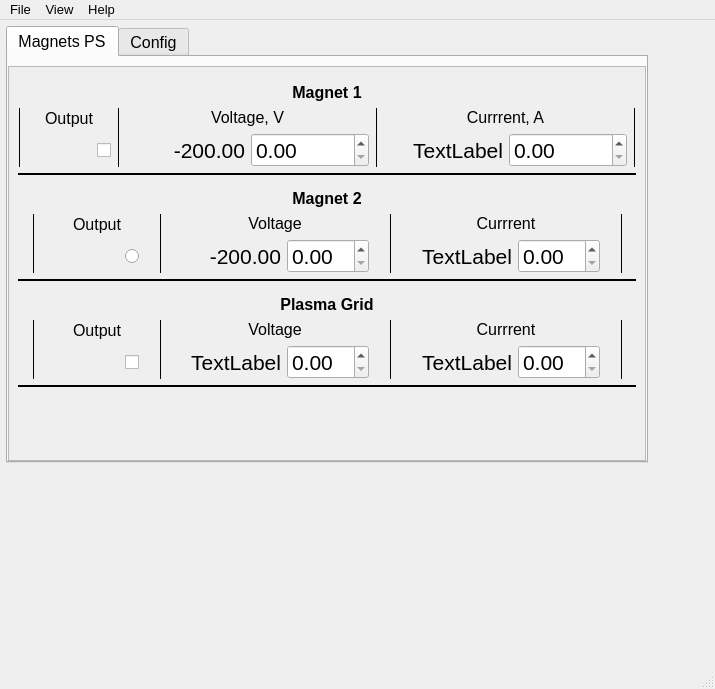
The window that Magnets_UI.ui (salinsalins/TDKLambda) describes before a commit, drawn with Qt 5.
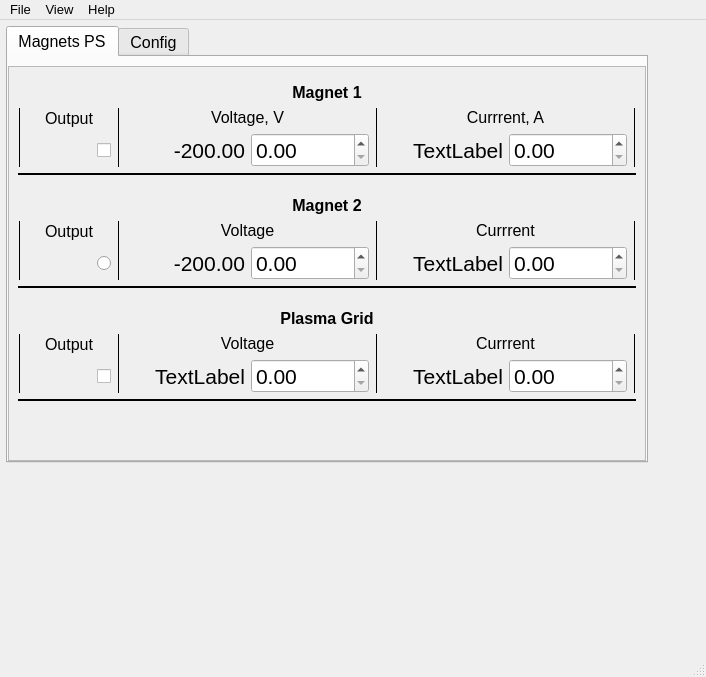
The same window after the commit. Icons and pictures are not drawn.

Diff of the .ui file:
```diff
--- a/Magnets_UI.ui
+++ b/Magnets_UI.ui
@@ -6,8 +6,8 @@
    <rect>
     <x>0</x>
     <y>0</y>
-    <width>715</width>
-    <height>689</height>
+    <width>706</width>
+    <height>677</height>
    </rect>
   </property>
   <property name="sizePolicy">
@@ -114,13 +114,16 @@
           <property name="widgetResizable">
            <bool>true</bool>
           </property>
+          <property name="alignment">
+           <set>Qt::AlignLeading|Qt::AlignLeft|Qt::AlignTop</set>
+          </property>
           <widget class="QWidget" name="scrollAreaWidgetContents">
            <property name="geometry">
             <rect>
              <x>0</x>
              <y>0</y>
-             <width>695</width>
-             <height>553</height>
+             <width>686</width>
+             <height>541</height>
             </rect>
            </property>
            <layout class="QVBoxLayout" name="verticalLayout">
@@ -779,6 +782,9 @@
                  </property>
                 </widget>
                </item>
+              </layout>
+             </widget>
+            </item>
                <item>
                 <widget class="QFrame" name="frame_70">
                  <property name="sizePolicy">
@@ -901,11 +907,23 @@
                         <item>
                          <widget class="QFrame" name="frame_73">
                           <property name="sizePolicy">
-                           <sizepolicy hsizetype="Preferred" vsizetype="Preferred">
+                        <sizepolicy hsizetype="Minimum" vsizetype="Preferred">
                             <horstretch>0</horstretch>
                             <verstretch>0</verstretch>
                            </sizepolicy>
                           </property>
+                       <property name="minimumSize">
+                        <size>
+                         <width>80</width>
+                         <height>0</height>
+                        </size>
+                       </property>
+                       <property name="baseSize">
+                        <size>
+                         <width>80</width>
+                         <height>0</height>
+                        </size>
+                       </property>
                           <property name="frameShape">
                            <enum>QFrame::NoFrame</enum>
                           </property>
@@ -1060,11 +1078,23 @@
                         <item>
                          <widget class="QFrame" name="frame_75">
                           <property name="sizePolicy">
-                           <sizepolicy hsizetype="Preferred" vsizetype="Preferred">
+                        <sizepolicy hsizetype="Minimum" vsizetype="Preferred">
                             <horstretch>0</horstretch>
                             <verstretch>0</verstretch>
                            </sizepolicy>
                           </property>
+                       <property name="minimumSize">
+                        <size>
+                         <width>243</width>
+                         <height>0</height>
+                        </size>
+                       </property>
+                       <property name="baseSize">
+                        <size>
+                         <width>243</width>
+                         <height>0</height>
+                        </size>
+                       </property>
                           <property name="frameShape">
                            <enum>QFrame::NoFrame</enum>
                           </property>
@@ -1206,11 +1236,23 @@
                         <item>
                          <widget class="QFrame" name="frame_77">
                           <property name="sizePolicy">
-                           <sizepolicy hsizetype="Preferred" vsizetype="Preferred">
+                        <sizepolicy hsizetype="Minimum" vsizetype="Preferred">
                             <horstretch>0</horstretch>
                             <verstretch>0</verstretch>
                            </sizepolicy>
                           </property>
+                       <property name="minimumSize">
+                        <size>
+                         <width>243</width>
+                         <height>0</height>
+                        </size>
+                       </property>
+                       <property name="baseSize">
+                        <size>
+                         <width>243</width>
+                         <height>0</height>
+                        </size>
+                       </property>
                           <property name="frameShape">
                            <enum>QFrame::NoFrame</enum>
                           </property>
@@ -1374,6 +1416,9 @@
                     </property>
                    </widget>
                   </item>
+              </layout>
+             </widget>
+            </item>
                   <item>
                    <widget class="QFrame" name="frame_61">
                     <property name="sizePolicy">
@@ -1496,11 +1541,23 @@
                            <item>
                             <widget class="QFrame" name="frame_64">
                              <property name="sizePolicy">
-                              <sizepolicy hsizetype="Preferred" vsizetype="Preferred">
+                        <sizepolicy hsizetype="Minimum" vsizetype="Preferred">
                                <horstretch>0</horstretch>
                                <verstretch>0</verstretch>
                               </sizepolicy>
                              </property>
+                       <property name="minimumSize">
+                        <size>
+                         <width>80</width>
+                         <height>0</height>
+                        </size>
+                       </property>
+                       <property name="baseSize">
+                        <size>
+                         <width>80</width>
+                         <height>0</height>
+                        </size>
+                       </property>
                              <property name="frameShape">
                               <enum>QFrame::NoFrame</enum>
                              </property>
@@ -1655,11 +1712,23 @@
                            <item>
                             <widget class="QFrame" name="frame_66">
                              <property name="sizePolicy">
-                              <sizepolicy hsizetype="Preferred" vsizetype="Preferred">
+                        <sizepolicy hsizetype="Minimum" vsizetype="Preferred">
                                <horstretch>0</horstretch>
                                <verstretch>0</verstretch>
                               </sizepolicy>
                              </property>
+                       <property name="minimumSize">
+                        <size>
+                         <width>243</width>
+                         <height>0</height>
+                        </size>
+                       </property>
+                       <property name="baseSize">
+                        <size>
+                         <width>243</width>
+                         <height>0</height>
+                        </size>
+                       </property>
                              <property name="frameShape">
                               <enum>QFrame::NoFrame</enum>
                              </property>
@@ -1698,11 +1767,23 @@
                               <item>
                                <widget class="QFrame" name="frame_67">
                                 <property name="sizePolicy">
-                                 <sizepolicy hsizetype="Preferred" vsizetype="Preferred">
+                           <sizepolicy hsizetype="Minimum" vsizetype="Preferred">
                                   <horstretch>0</horstretch>
                                   <verstretch>0</verstretch>
                                  </sizepolicy>
                                 </property>
+                          <property name="minimumSize">
+                           <size>
+                            <width>243</width>
+                            <height>0</height>
+                           </size>
+                          </property>
+                          <property name="baseSize">
+                           <size>
+                            <width>243</width>
+                            <height>0</height>
+                           </size>
+                          </property>
                                 <property name="frameShape">
                                  <enum>QFrame::NoFrame</enum>
                                 </property>
@@ -1801,11 +1882,23 @@
                            <item>
                             <widget class="QFrame" name="frame_68">
                              <property name="sizePolicy">
-                              <sizepolicy hsizetype="Preferred" vsizetype="Preferred">
+                        <sizepolicy hsizetype="Minimum" vsizetype="Preferred">
                                <horstretch>0</horstretch>
                                <verstretch>0</verstretch>
                               </sizepolicy>
                              </property>
+                       <property name="minimumSize">
+                        <size>
+                         <width>243</width>
+                         <height>0</height>
+                        </size>
+                       </property>
+                       <property name="baseSize">
+                        <size>
+                         <width>243</width>
+                         <height>0</height>
+                        </size>
+                       </property>
                              <property name="frameShape">
                               <enum>QFrame::NoFrame</enum>
                              </property>
@@ -1844,11 +1937,23 @@
                               <item>
                                <widget class="QFrame" name="frame_69">
                                 <property name="sizePolicy">
-                                 <sizepolicy hsizetype="Preferred" vsizetype="Preferred">
+                           <sizepolicy hsizetype="Minimum" vsizetype="Preferred">
                                   <horstretch>0</horstretch>
                                   <verstretch>0</verstretch>
                                  </sizepolicy>
                                 </property>
+                          <property name="minimumSize">
+                           <size>
+                            <width>243</width>
+                            <height>0</height>
+                           </size>
+                          </property>
+                          <property name="baseSize">
+                           <size>
+                            <width>243</width>
+                            <height>0</height>
+                           </size>
+                          </property>
                                 <property name="frameShape">
                                  <enum>QFrame::NoFrame</enum>
                                 </property>
@@ -1972,12 +2077,6 @@
                     </layout>
                    </widget>
                   </item>
-                 </layout>
-                </widget>
-               </item>
-              </layout>
-             </widget>
-            </item>
             <item>
              <spacer name="verticalSpacer_5">
               <property name="orientation">
@@ -2113,7 +2212,7 @@
     <rect>
      <x>0</x>
      <y>0</y>
-     <width>715</width>
+     <width>706</width>
      <height>34</height>
     </rect>
    </property>
```
Lines whose indentation alone changed are shown as unchanged.
